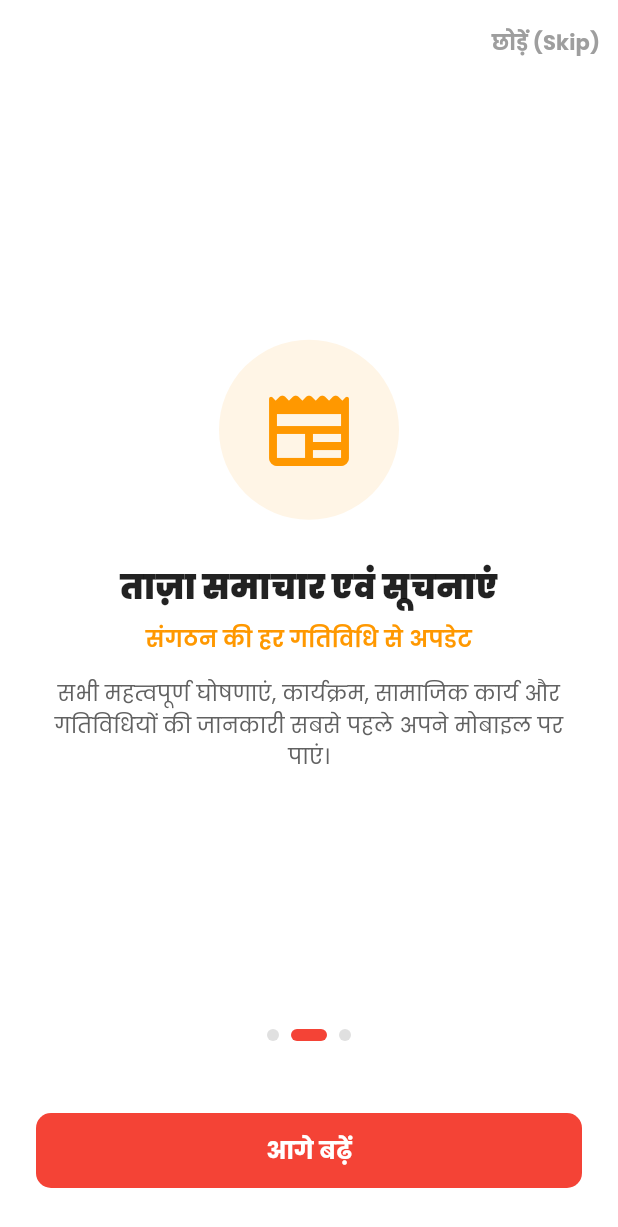
After one commit to tipsyCodr/cgks_app, a Flutter app: the OnboardingScreen screen opened directly, after a tap on "आगे बढ़ें", on a phone screen of 412 x 824 dp. The commit adds this screen. Shown: the top 1227 px of the screen. Run offline on Flutter 3.47's test engine with Material 3 defaults, Android fonts, the phone set to English and light mode, and no system bars; our stand-ins replace animated_bottom_navigation_bar, app_links, dio, flutter_html, fluttertoast, image_cropper and 6 more; missing offline and left inert: flutter_inappwebview, gal, mobile_scanner; accounts and stored records are empty.

Commit message:
feat: implement onboarding and video splash screens for app initialization

```diff
--- /dev/null
+++ b/lib/screens/onboarding_screen.dart
@@ -0,0 +1,273 @@
+import 'package:cgks/features/auth/login_page.dart';
+import 'package:cgks/features/auth/register_page.dart';
+import 'package:flutter/material.dart';
+import 'package:shared_preferences/shared_preferences.dart';
+
+class OnboardingScreen extends StatefulWidget {
+  const OnboardingScreen({super.key});
+
+  @override
+  State<OnboardingScreen> createState() => _OnboardingScreenState();
+}
+
+class _OnboardingScreenState extends State<OnboardingScreen> {
+  final PageController _pageController = PageController();
+  int _currentPage = 0;
+
+  final List<Map<String, dynamic>> _pages = [
+    {
+      "icon": Icons.groups_rounded,
+      "color": Colors.red,
+      "title": "छत्तीसगढ़ क्रान्ति सेना",
+      "subtitle": "एकता • स्वाभिमान • संस्कृति",
+      "description":
+          "छत्तीसगढ़ महतारी की सेवा, स्वाभिमान की रक्षा और संस्कृति के संरक्षण के लिए समर्पित सशक्त संगठन।",
+    },
+    {
+      "icon": Icons.newspaper_rounded,
+      "color": Colors.orange,
+      "title": "ताज़ा समाचार एवं सूचनाएं",
+      "subtitle": "संगठन की हर गतिविधि से अपडेट",
+      "description":
+          "सभी महत्वपूर्ण घोषणाएं, कार्यक्रम, सामाजिक कार्य और गतिविधियों की जानकारी सबसे पहले अपने मोबाइल पर पाएं।",
+    },
+    {
+      "icon": Icons.handshake_rounded,
+      "color": Colors.deepPurple,
+      "title": "सदस्यता एवं सशक्त नेटवर्क",
+      "subtitle": "संगठन से जुड़ें और जोड़ें",
+      "description":
+          "अपने रेफरल कोड और क्यूआर कोड से नए साथियों को जोड़ें और प्रदेश के सशक्त विकास में भागीदार बनें।",
+    },
+  ];
+
+  Future<void> _completeOnboarding() async {
+    final prefs = await SharedPreferences.getInstance();
+    await prefs.setBool("seen_onboarding", true);
+  }
+
+  void _navigateToLogin() async {
+    await _completeOnboarding();
+    if (!mounted) return;
+    Navigator.of(context).pushReplacement(
+      MaterialPageRoute(builder: (_) => const LoginPage()),
+    );
+  }
+
+  void _navigateToRegister() async {
+    await _completeOnboarding();
+    if (!mounted) return;
+    Navigator.of(context).pushReplacement(
+      MaterialPageRoute(builder: (_) => const RegisterPage()),
+    );
+  }
+
+  @override
+  void dispose() {
+    _pageController.dispose();
+    super.dispose();
+  }
+
+  @override
+  Widget build(BuildContext context) {
+    final isLastPage = _currentPage == _pages.length - 1;
+
+    return Scaffold(
+      backgroundColor: Colors.white,
+      appBar: AppBar(
+        backgroundColor: Colors.white,
+        elevation: 0,
+        actions: [
+          if (!isLastPage)
+            TextButton(
+              onPressed: () {
+                _pageController.animateToPage(
+                  _pages.length - 1,
+                  duration: const Duration(milliseconds: 300),
+                  curve: Curves.easeInOut,
+                );
+              },
+              child: const Text(
+                "छोड़ें (Skip)",
+                style: TextStyle(
+                  color: Colors.grey,
+                  fontWeight: FontWeight.bold,
+                  fontSize: 14,
+                ),
+              ),
+            ),
+        ],
+      ),
+      body: SafeArea(
+        child: Column(
+          children: [
+            Expanded(
+              child: PageView.builder(
+                controller: _pageController,
+                onPageChanged: (index) {
+                  setState(() {
+                    _currentPage = index;
+                  });
+                },
+                itemCount: _pages.length,
+                itemBuilder: (context, index) {
+                  final page = _pages[index];
+                  return Padding(
+                    padding: const EdgeInsets.symmetric(horizontal: 28.0),
+                    child: Column(
+                      mainAxisAlignment: MainAxisAlignment.center,
+                      children: [
+                        if (index == 0)
+                          Container(
+                            height: 140,
+                            margin: const EdgeInsets.only(bottom: 24),
+                            child: Image.asset(
+                              'assets/images/logo.png',
+                              fit: BoxFit.contain,
+                            ),
+                          )
+                        else
+                          Container(
+                            width: 120,
+                            height: 120,
+                            margin: const EdgeInsets.only(bottom: 30),
+                            decoration: BoxDecoration(
+                              color: (page['color'] as Color).withValues(alpha: 0.1),
+                              shape: BoxShape.circle,
+                            ),
+                            child: Icon(
+                              page['icon'] as IconData,
+                              size: 64,
+                              color: page['color'] as Color,
+                            ),
+                          ),
+                        Text(
+                          page['title'] as String,
+                          textAlign: TextAlign.center,
+                          style: const TextStyle(
+                            fontSize: 22,
+                            fontWeight: FontWeight.w900,
+                            color: Colors.black87,
+                            fontFamily: 'Poppins',
+                          ),
+                        ),
+                        const SizedBox(height: 8),
+                        Text(
+                          page['subtitle'] as String,
+                          textAlign: TextAlign.center,
+                          style: TextStyle(
+                            fontSize: 15,
+                            fontWeight: FontWeight.w600,
+                            color: page['color'] as Color,
+                          ),
+                        ),
+                        const SizedBox(height: 16),
+                        Text(
+                          page['description'] as String,
+                          textAlign: TextAlign.center,
+                          style: TextStyle(
+                            fontSize: 14,
+                            color: Colors.grey[700],
+                            height: 1.5,
+                          ),
+                        ),
+                      ],
+                    ),
+                  );
+                },
+              ),
+            ),
+
+            // Page Indicator Dots
+            Row(
+              mainAxisAlignment: MainAxisAlignment.center,
+              children: List.generate(
+                _pages.length,
+                (index) => AnimatedContainer(
+                  duration: const Duration(milliseconds: 250),
+                  margin: const EdgeInsets.symmetric(horizontal: 4),
+                  width: _currentPage == index ? 24 : 8,
+                  height: 8,
+                  decoration: BoxDecoration(
+                    color: _currentPage == index ? Colors.red : Colors.grey[300],
+                    borderRadius: BorderRadius.circular(4),
+                  ),
+                ),
+              ),
+            ),
+            const SizedBox(height: 32),
+
+            // Bottom Actions
+            Padding(
+              padding: const EdgeInsets.symmetric(horizontal: 24.0, vertical: 16.0),
+              child: isLastPage
+                  ? Column(
+                      children: [
+                        FilledButton(
+                          onPressed: _navigateToLogin,
+                          style: FilledButton.styleFrom(
+                            backgroundColor: Colors.red,
+                            minimumSize: const Size(double.infinity, 50),
+                            shape: RoundedRectangleBorder(
+                              borderRadius: BorderRadius.circular(10),
+                            ),
+                          ),
+                          child: const Text(
+                            "लॉग इन करें",
+                            style: TextStyle(
+                              fontSize: 16,
+                              fontWeight: FontWeight.bold,
+                            ),
+                          ),
+                        ),
+                        const SizedBox(height: 12),
+                        OutlinedButton(
+                          onPressed: _navigateToRegister,
+                          style: OutlinedButton.styleFrom(
+                            minimumSize: const Size(double.infinity, 50),
+                            side: const BorderSide(color: Colors.red, width: 1.5),
+                            shape: RoundedRectangleBorder(
+                              borderRadius: BorderRadius.circular(10),
+                            ),
+                          ),
+                          child: const Text(
+                            "नया सदस्य रजिस्टर करें",
+                            style: TextStyle(
+                              fontSize: 16,
+                              fontWeight: FontWeight.bold,
+                              color: Colors.red,
+                            ),
+                          ),
+                        ),
+                      ],
+                    )
+                  : FilledButton(
+                      onPressed: () {
+                        _pageController.nextPage(
+                          duration: const Duration(milliseconds: 300),
+                          curve: Curves.easeInOut,
+                        );
+                      },
+                      style: FilledButton.styleFrom(
+                        backgroundColor: Colors.red,
+                        minimumSize: const Size(double.infinity, 50),
+                        shape: RoundedRectangleBorder(
+                          borderRadius: BorderRadius.circular(10),
+                        ),
+                      ),
+                      child: const Text(
+                        "आगे बढ़ें",
+                        style: TextStyle(
+                          fontSize: 16,
+                          fontWeight: FontWeight.bold,
+                        ),
+                      ),
+                    ),
+            ),
+            const SizedBox(height: 16),
+          ],
+        ),
+      ),
+    );
+  }
+}
--- a/lib/video_splash_screen.dart
+++ b/lib/video_splash_screen.dart
@@ -1,12 +1,15 @@
 import 'package:cgks/bottom_navigation.dart';
 import 'package:cgks/features/auth/register_page.dart';
+import 'package:cgks/screens/onboarding_screen.dart';
 import 'package:flutter/material.dart';
 import 'package:shared_preferences/shared_preferences.dart';
 import 'package:video_player/video_player.dart';
 
 class VideoSplashScreen extends StatefulWidget {
+  const VideoSplashScreen({super.key});
+
   @override
-  _VideoSplashScreenState createState() => _VideoSplashScreenState();
+  State<VideoSplashScreen> createState() => _VideoSplashScreenState();
 }
 
 class _VideoSplashScreenState extends State<VideoSplashScreen> {
@@ -35,16 +38,21 @@ class _VideoSplashScreenState extends State<VideoSplashScreen> {
   void _goToNextScreen() async {
     final prefs = await SharedPreferences.getInstance();
     final loggedIn = prefs.getBool("logged_in") ?? false;
+    final seenOnboarding = prefs.getBool("seen_onboarding") ?? false;
+
+    if (!mounted) return;
+
     if (loggedIn) {
-      if (!mounted) return;
-      Navigator.of(
-        context,
-      ).pushReplacement(MaterialPageRoute(builder: (context) => BottomNav()));
+      Navigator.of(context).pushReplacement(
+        MaterialPageRoute(builder: (context) => BottomNav()),
+      );
+    } else if (!seenOnboarding) {
+      Navigator.of(context).pushReplacement(
+        MaterialPageRoute(builder: (context) => const OnboardingScreen()),
+      );
     } else {
-      if (!mounted) return;
       Navigator.of(context).pushReplacement(
-        // MaterialPageRoute(builder: (context) => ReferralPage()),
-        MaterialPageRoute(builder: (context) => RegisterPage()),
+        MaterialPageRoute(builder: (context) => const RegisterPage()),
       );
     }
   }
```
